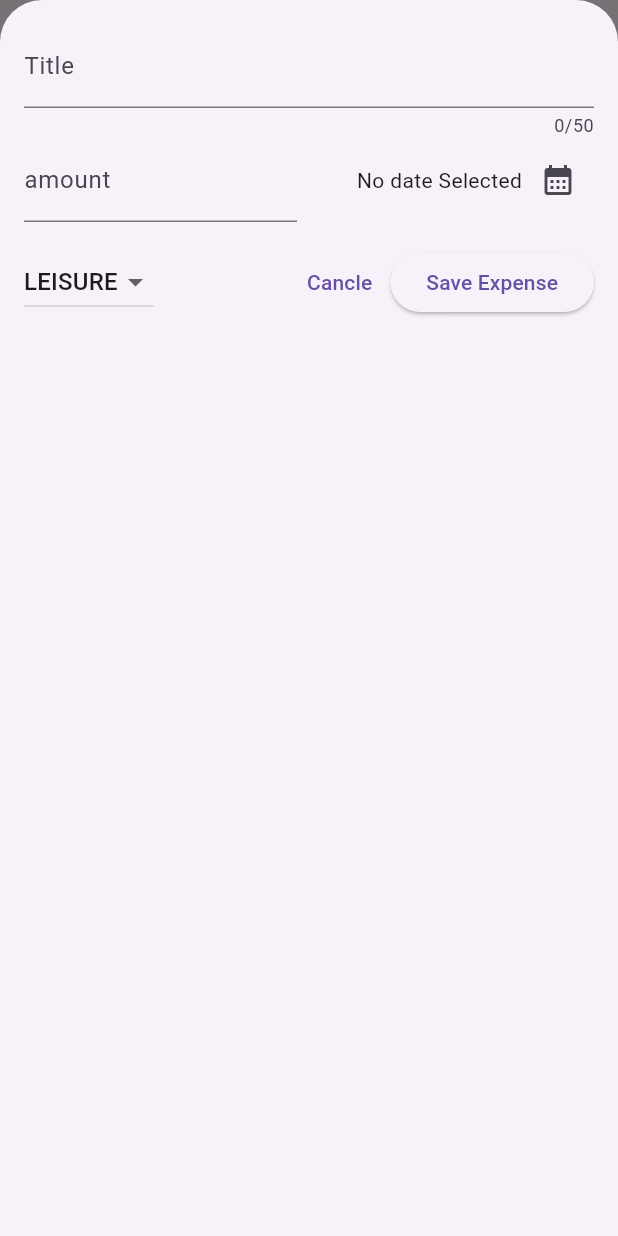
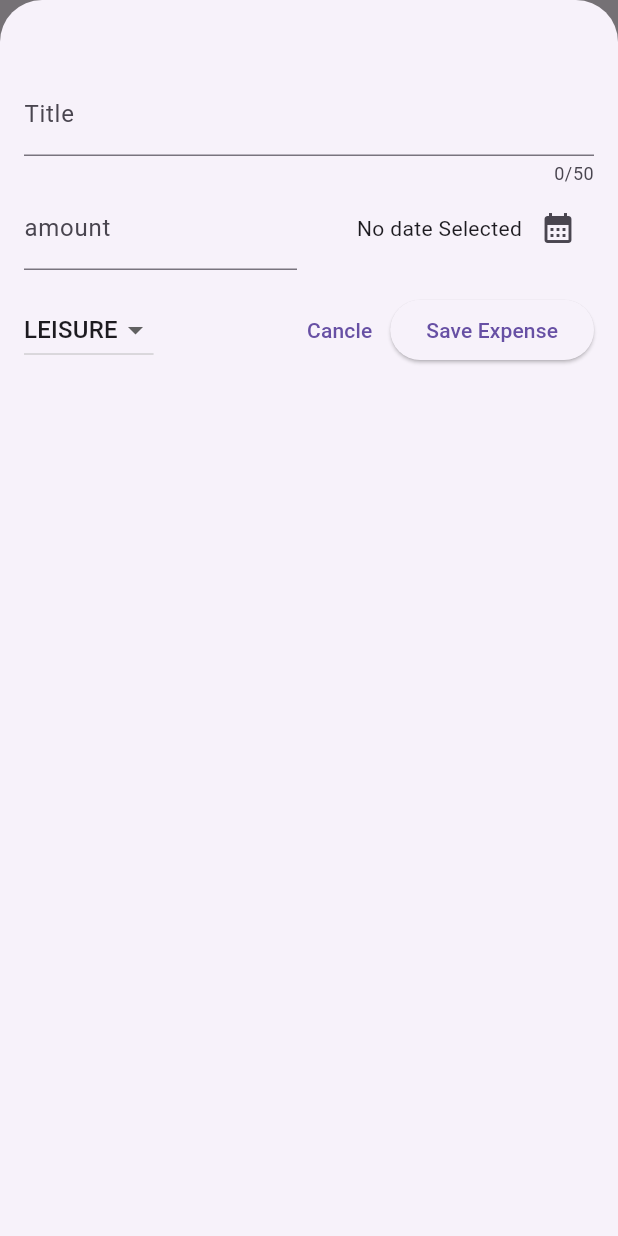
Before and after one commit to mahabubulhasibshawon/expense_tracker, a Flutter app: the screen it shows after launch, after a tap on the "add" icon, on a phone screen of 412 x 824 dp. Run offline on Flutter 3.47's test engine with Material 3 defaults, Android fonts, the phone set to English and light mode, and no system bars.

Commit message:
update expenses, new expenses

```diff
--- a/lib/widgets/expenses.dart
+++ b/lib/widgets/expenses.dart
@@ -41,11 +41,35 @@ class _ExpensesState extends State<Expenses> {
   }
 
   void _removeExpense(Expense expense) {
-    _registeredExpenses.remove(expense);
+    final expenseIndex = _registeredExpenses.indexOf(expense);
+    setState(() {
+      _registeredExpenses.remove(expense);
+    });
+    ScaffoldMessenger.of(context).clearSnackBars();
+    ScaffoldMessenger.of(context).showSnackBar(
+      SnackBar(
+        duration: const Duration(seconds: 3),
+        content: const Text('Expense deleted.'),
+        action: SnackBarAction(label: 'Undo', onPressed: (){
+          setState(() {
+            _registeredExpenses.insert(expenseIndex, expense);
+          });
+        }),
+      ),
+    );
   }
 
   @override
   Widget build(BuildContext context) {
+    Widget mainContent = const Center(
+      child: Text('No expenses found. Start adding some?'),
+    );
+    if (_registeredExpenses.isNotEmpty) {
+      mainContent = ExpensesList(
+        expenses: _registeredExpenses,
+        onRemoveExpense: _removeExpense,
+      );
+    }
     return Scaffold(
       appBar: AppBar(
         title: const Text('Flutter Expense Tracker'),
@@ -58,12 +82,7 @@ class _ExpensesState extends State<Expenses> {
         children: [
           // toolbar with the add btn
           const Text('The chart'),
-          Expanded(
-            child: ExpensesList(
-              expenses: _registeredExpenses,
-              onRemoveExpense: _removeExpense,
-            ),
-          ),
+          Expanded(child: mainContent),
         ],
       ),
     );
--- a/lib/widgets/new_expense.dart
+++ b/lib/widgets/new_expense.dart
@@ -41,14 +41,14 @@ class _NewExpenseState extends State<NewExpense> {
         context: context,
         builder: (ctx) => AlertDialog(
           title: const Text('Invalid input'),
-          content: Text(
+          content: const Text(
               'Please make sure a valid title, amount, date and category was entered'),
           actions: [
             TextButton(
               onPressed: () {
-                Navigator.pop(context);
+                Navigator.pop(ctx);
               },
-              child: Text('Okay'),
+              child: const Text('Okay'),
             ),
           ],
         ),
@@ -76,13 +76,13 @@ class _NewExpenseState extends State<NewExpense> {
   @override
   Widget build(BuildContext context) {
     return Padding(
-      padding: EdgeInsets.all(16),
+      padding: const EdgeInsets.fromLTRB(16, 48, 16, 16),
       child: Column(
         children: [
           TextField(
             controller: _titleController,
             maxLength: 50,
-            decoration: InputDecoration(
+            decoration: const InputDecoration(
               label: Text('Title'),
             ),
           ),
@@ -92,13 +92,13 @@ class _NewExpenseState extends State<NewExpense> {
                 child: TextField(
                   controller: _amountController,
                   keyboardType: TextInputType.number,
-                  decoration: InputDecoration(
+                  decoration: const InputDecoration(
                     prefixText: '\$ ',
                     label: Text('amount'),
                   ),
                 ),
               ),
-              SizedBox(
+              const SizedBox(
                 width: 16,
               ),
               Expanded(
@@ -146,11 +146,11 @@ class _NewExpenseState extends State<NewExpense> {
                 onPressed: () {
                   Navigator.pop(context);
                 },
-                child: Text('Cancle'),
+                child: const Text('Cancle'),
               ),
               ElevatedButton(
-                onPressed: () => _submitExpenseData,
-                child: Text('Save Expense'),
+                onPressed: _submitExpenseData,
+                child: const Text('Save Expense'),
               ),
             ],
           )
```
Also changed, not shown: lib/widgets/expenses_list/expenses_list.dart (+11 -8 lines).
